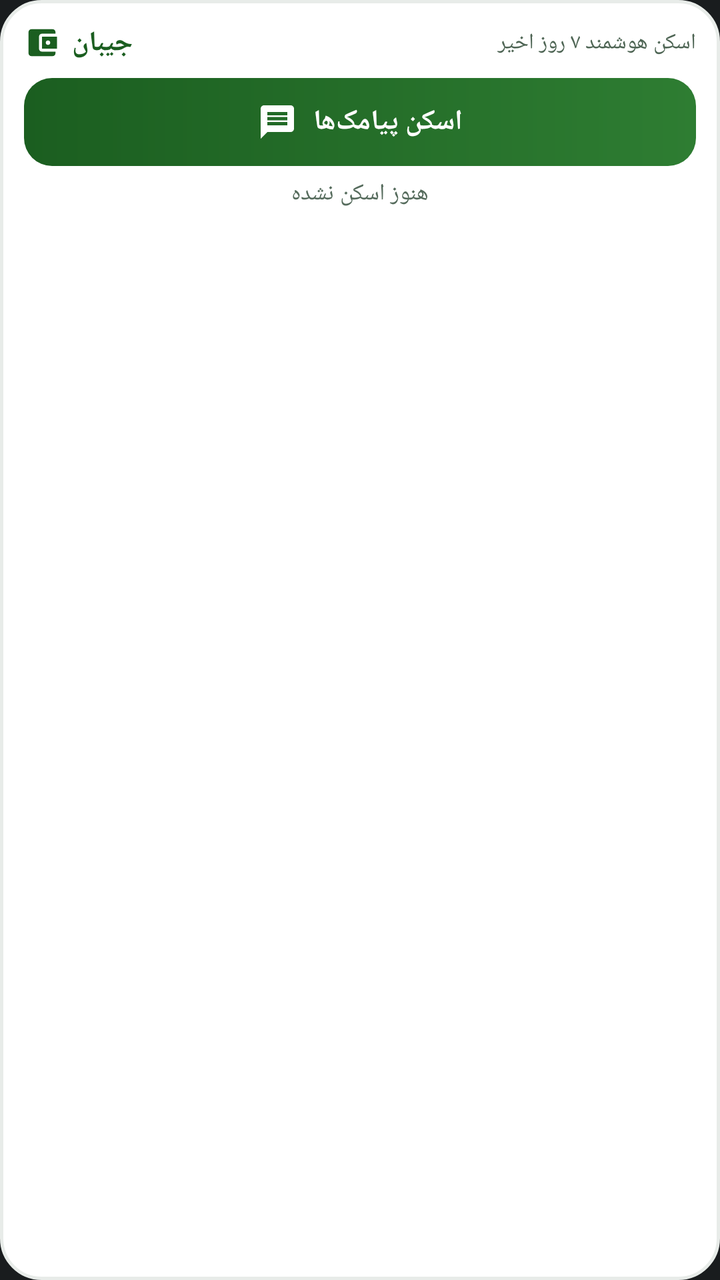
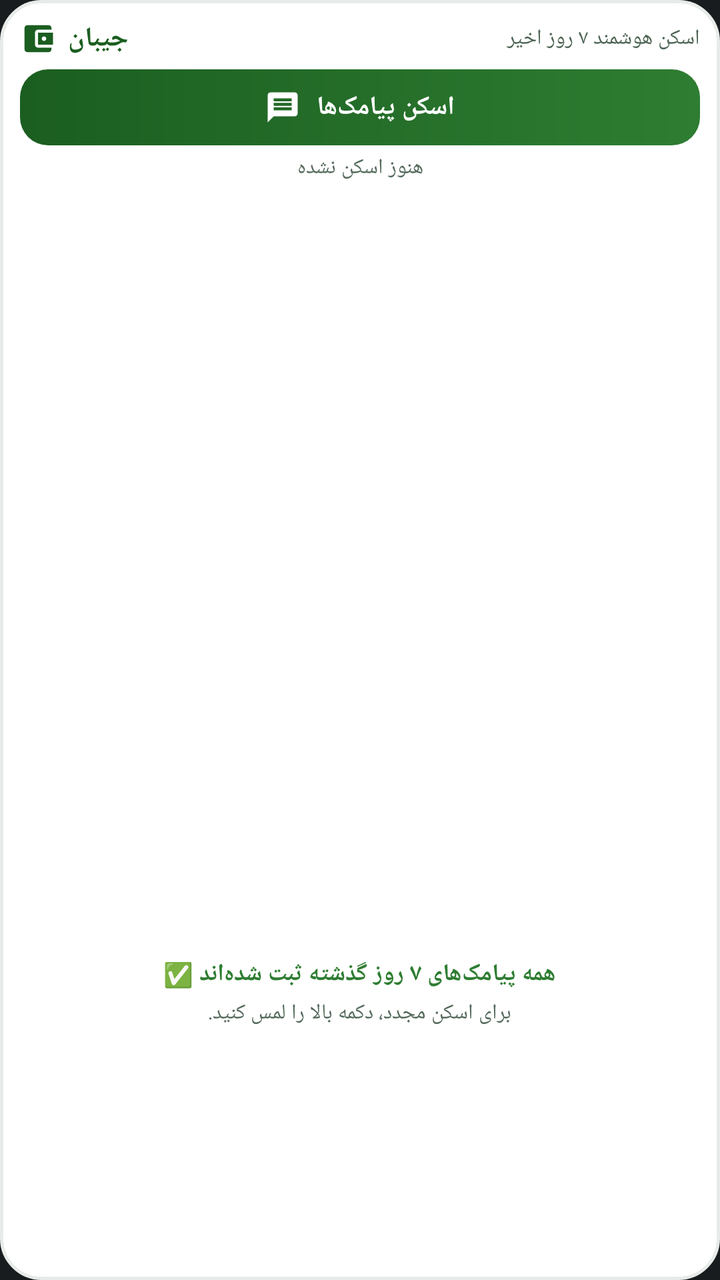

Compare the two renders of this Android layout. The source of the first and the diff that turns it into the second are given below.
<!-- AndroidManifest.xml: application theme Theme.MyApplication -->
<!-- res/layout/widget_sms_scan.xml -->
<?xml version="1.0" encoding="utf-8"?>
<LinearLayout xmlns:android="http://schemas.android.com/apk/res/android"
    android:id="@+id/widget_container"
    android:layout_width="match_parent"
    android:layout_height="match_parent"
    android:background="@drawable/widget_background"
    android:orientation="vertical"
    android:padding="12dp">

    
    <LinearLayout
        android:layout_width="match_parent"
        android:layout_height="wrap_content"
        android:gravity="center_vertical"
        android:orientation="horizontal">

        <ImageView
            android:layout_width="18dp"
            android:layout_height="18dp"
            android:src="@drawable/ic_widget_brand"
            android:contentDescription="@string/app_name" />

        <TextView
            android:id="@+id/widget_tv_title"
            android:layout_width="wrap_content"
            android:layout_height="wrap_content"
            android:layout_marginStart="6dp"
            android:text="@string/app_name"
            android:textColor="@color/widget_title_color"
            android:textSize="14sp"
            android:textStyle="bold" />

        <TextView
            android:layout_width="0dp"
            android:layout_height="wrap_content"
            android:layout_marginStart="8dp"
            android:layout_weight="1"
            android:text="اسکن هوشمند ۷ روز اخیر"
            android:textColor="@color/widget_subtitle_color"
            android:textSize="11sp" />
    </LinearLayout>

    
    <LinearLayout
        android:id="@+id/widget_btn_scan"
        android:layout_width="match_parent"
        android:layout_height="44dp"
        android:layout_marginTop="8dp"
        android:background="@drawable/widget_btn_scan_bg"
        android:clickable="true"
        android:focusable="true"
        android:gravity="center"
        android:orientation="horizontal"
        android:paddingStart="12dp"
        android:paddingEnd="12dp">

        <ImageView
            android:layout_width="20dp"
            android:layout_height="20dp"
            android:src="@drawable/ic_widget_sms"
            android:contentDescription="اسکن پیامک‌ها" />

        <TextView
            android:layout_width="wrap_content"
            android:layout_height="wrap_content"
            android:layout_marginStart="8dp"
            android:text="اسکن پیامک‌ها"
            android:textColor="@color/widget_btn_text"
            android:textSize="14sp"
            android:textStyle="bold" />
    </LinearLayout>

    
    <TextView
        android:id="@+id/widget_tv_status"
        android:layout_width="match_parent"
        android:layout_height="wrap_content"
        android:layout_marginTop="6dp"
        android:ellipsize="end"
        android:gravity="center"
        android:maxLines="1"
        android:text="هنوز اسکن نشده"
        android:textColor="@color/widget_status_color"
        android:textSize="11.5sp" />

</LinearLayout>
<!-- resources referenced by this layout -->
<resources>
  <color name="widget_btn_text">#FFFFFFFF</color>
  <color name="widget_status_color">#FF556B5C</color>
  <color name="widget_subtitle_color">#FF4E6554</color>
  <color name="widget_title_color">#FF1B5E20</color>
  <!-- drawable ic_widget_brand (drawable) -->
  <vector xmlns:android="http://schemas.android.com/apk/res/android"
      android:width="20dp"
      android:height="20dp"
      android:viewportWidth="24"
      android:viewportHeight="24">
      <path
          android:fillColor="@color/widget_title_color"
          android:pathData="M21,18v1c0,1.1 -0.9,2 -2,2H5c-1.11,0 -2,-0.9 -2,-2V5c0,-1.1 0.89,-2 2,-2h14c1.1,0 2,0.9 2,2v1h-9c-1.11,0 -2,0.9 -2,2v8c0,1.1 0.89,2 2,2h9zm-9,-2h10V8H12v8zm4,-2.5c-0.83,0 -1.5,-0.67 -1.5,-1.5s0.67,-1.5 1.5,-1.5 1.5,0.67 1.5,1.5 -0.67,1.5 -1.5,1.5z" />
  </vector>
  <!-- drawable ic_widget_sms (drawable) -->
  <vector xmlns:android="http://schemas.android.com/apk/res/android"
      android:width="24dp"
      android:height="24dp"
      android:viewportWidth="24"
      android:viewportHeight="24">
      <path
          android:fillColor="#FFFFFFFF"
          android:pathData="M20,2H4c-1.1,0 -1.99,0.9 -1.99,2L2,22l4,-4h14c1.1,0 2,-0.9 2,-2V4c0,-1.1 -0.9,-2 -2,-2zM18,14H6v-2h12v2zm0,-3H6V9h12v2zm0,-3H6V6h12v2z" />
  </vector>
  <!-- drawable widget_background (drawable) -->
  <?xml version="1.0" encoding="utf-8"?>
  <shape xmlns:android="http://schemas.android.com/apk/res/android"
      android:shape="rectangle">
      <solid android:color="@color/widget_card_bg" />
      <stroke
          android:width="1.5dp"
          android:color="@color/widget_card_border" />
      <corners android:radius="20dp" />
  </shape>
  <!-- drawable widget_btn_scan_bg (drawable) -->
  <?xml version="1.0" encoding="utf-8"?>
  <shape xmlns:android="http://schemas.android.com/apk/res/android"
      android:shape="rectangle">
      <gradient
          android:angle="0"
          android:startColor="@color/widget_btn_start"
          android:endColor="@color/widget_btn_end"
          android:type="linear" />
      <corners android:radius="14dp" />
  </shape>
  <string name="app_name">جیبان</string>
  <style name="Theme.MyApplication" parent="android:Theme.DeviceDefault.NoActionBar" />
  <color name="widget_card_bg">#FFFFFFFF</color>
  <color name="widget_card_border">#FFE8ECE9</color>
  <color name="widget_btn_start">#FF1B5E20</color>
  <color name="widget_btn_end">#FF2E7D32</color>
</resources>

<!-- the commit's change to res/layout/widget_sms_scan.xml (unified diff, before → after) -->
@@ -5,10 +5,11 @@
     android:layout_height="match_parent"
     android:background="@drawable/widget_background"
     android:orientation="vertical"
-    android:padding="12dp">
+    android:padding="10dp">
 
     
     <LinearLayout
+        android:id="@+id/widget_header"
         android:layout_width="match_parent"
         android:layout_height="wrap_content"
         android:gravity="center_vertical"
@@ -27,7 +28,7 @@
             android:layout_marginStart="6dp"
             android:text="@string/app_name"
             android:textColor="@color/widget_title_color"
-            android:textSize="14sp"
+            android:textSize="13.5sp"
             android:textStyle="bold" />
 
         <TextView
@@ -35,17 +36,19 @@
             android:layout_height="wrap_content"
             android:layout_marginStart="8dp"
             android:layout_weight="1"
+            android:ellipsize="end"
+            android:maxLines="1"
             android:text="اسکن هوشمند ۷ روز اخیر"
             android:textColor="@color/widget_subtitle_color"
-            android:textSize="11sp" />
+            android:textSize="10.5sp" />
     </LinearLayout>
 
     
     <LinearLayout
         android:id="@+id/widget_btn_scan"
         android:layout_width="match_parent"
-        android:layout_height="44dp"
-        android:layout_marginTop="8dp"
+        android:layout_height="38dp"
+        android:layout_marginTop="6dp"
         android:background="@drawable/widget_btn_scan_bg"
         android:clickable="true"
         android:focusable="true"
@@ -55,8 +58,8 @@
         android:paddingEnd="12dp">
 
         <ImageView
-            android:layout_width="20dp"
-            android:layout_height="20dp"
+            android:layout_width="18dp"
+            android:layout_height="18dp"
             android:src="@drawable/ic_widget_sms"
             android:contentDescription="اسکن پیامک‌ها" />
 
@@ -66,7 +69,7 @@
             android:layout_marginStart="8dp"
             android:text="اسکن پیامک‌ها"
             android:textColor="@color/widget_btn_text"
-            android:textSize="14sp"
+            android:textSize="13sp"
             android:textStyle="bold" />
     </LinearLayout>
 
@@ -75,12 +78,54 @@
         android:id="@+id/widget_tv_status"
         android:layout_width="match_parent"
         android:layout_height="wrap_content"
-        android:layout_marginTop="6dp"
+        android:layout_marginTop="4dp"
+        android:layout_marginBottom="4dp"
         android:ellipsize="end"
         android:gravity="center"
         android:maxLines="1"
         android:text="هنوز اسکن نشده"
         android:textColor="@color/widget_status_color"
-        android:textSize="11.5sp" />
+        android:textSize="10.5sp" />
+
+    
+    <ListView
+        android:id="@+id/widget_list_view"
+        android:layout_width="match_parent"
+        android:layout_height="0dp"
+        android:layout_weight="1"
+        android:divider="@null"
+        android:dividerHeight="0dp"
+        android:scrollbars="vertical" />
+
+    
+    <LinearLayout
+        android:id="@+id/widget_empty_view"
+        android:layout_width="match_parent"
+        android:layout_height="0dp"
+        android:layout_weight="1"
+        android:gravity="center"
+        android:orientation="vertical"
+        android:padding="8dp">
+
+        <TextView
+            android:id="@+id/widget_tv_empty_title"
+            android:layout_width="wrap_content"
+            android:layout_height="wrap_content"
+            android:gravity="center"
+            android:text="همه پیامک‌های ۷ روز گذشته ثبت شده‌اند ✅"
+            android:textColor="@color/widget_income_color"
+            android:textSize="12sp"
+            android:textStyle="bold" />
+
+        <TextView
+            android:id="@+id/widget_tv_empty_sub"
+            android:layout_width="wrap_content"
+            android:layout_height="wrap_content"
+            android:layout_marginTop="4dp"
+            android:gravity="center"
+            android:text="برای اسکن مجدد، دکمه بالا را لمس کنید."
+            android:textColor="@color/widget_status_color"
+            android:textSize="10.5sp" />
+    </LinearLayout>
 
 </LinearLayout>
<!-- resource entries referenced after the edit -->
@@ -1,6 +1,7 @@
 <!-- resources referenced by this layout -->
 <resources>
   <color name="widget_btn_text">#FFFFFFFF</color>
+  <color name="widget_income_color">#FF2E7D32</color>
   <color name="widget_status_color">#FF556B5C</color>
   <color name="widget_subtitle_color">#FF4E6554</color>
   <color name="widget_title_color">#FF1B5E20</color>
